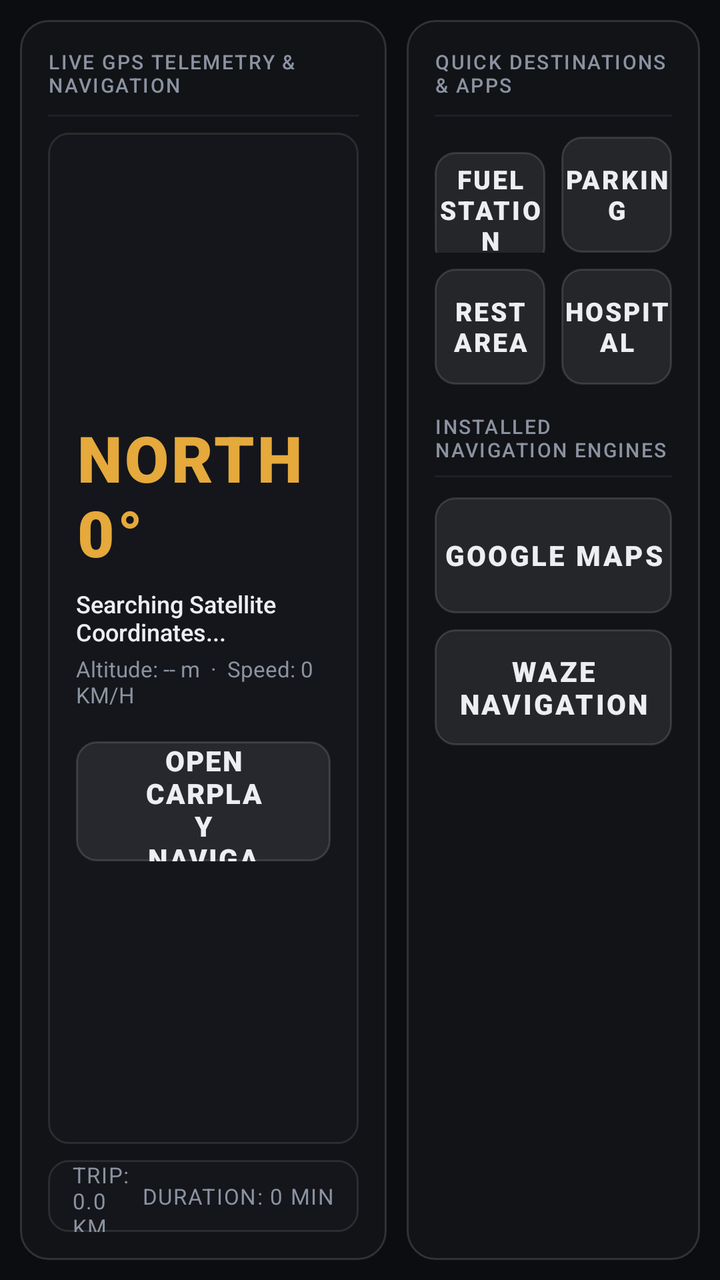
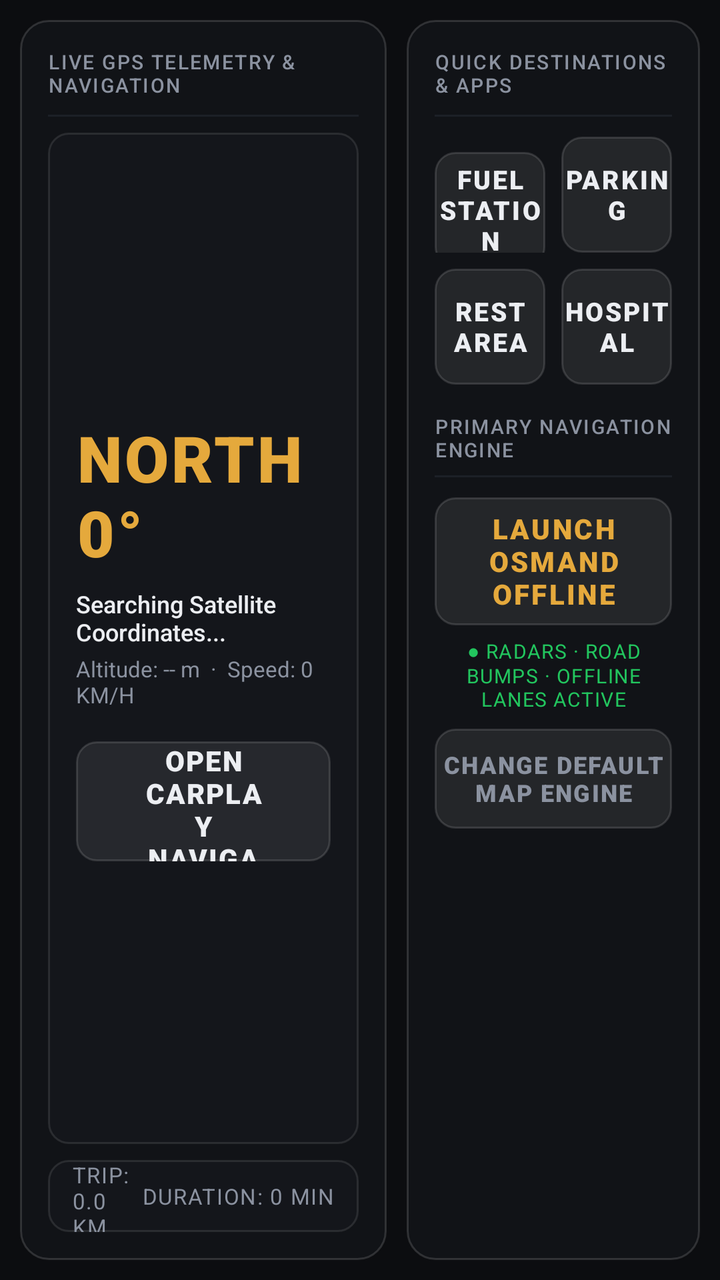

Before-and-after screenshots of an Android layout around one commit, followed by the original layout XML and the change that was made.
<!-- AndroidManifest.xml: application theme Theme.ApexDrive -->
<!-- res/layout/view_maps.xml -->
<?xml version="1.0" encoding="utf-8"?>
<LinearLayout xmlns:android="http://schemas.android.com/apk/res/android"
    android:layout_width="match_parent"
    android:layout_height="match_parent"
    android:orientation="horizontal"
    android:padding="10dp">

    
    <LinearLayout
        android:layout_width="0dp"
        android:layout_height="match_parent"
        android:layout_weight="1.25"
        android:orientation="vertical"
        android:background="@drawable/bg_panel"
        android:padding="14dp">

        
        <LinearLayout
            android:layout_width="match_parent"
            android:layout_height="wrap_content"
            android:orientation="horizontal"
            android:gravity="center_vertical">

            <TextView
                android:layout_width="wrap_content"
                android:layout_height="wrap_content"
                android:text="LIVE GPS TELEMETRY &amp; NAVIGATION"
                android:textColor="@color/cockpit_text_secondary"
                android:textSize="10sp"
                android:fontFamily="sans-serif-medium"
                android:letterSpacing="0.08" />

            <View
                android:layout_width="0dp"
                android:layout_height="1dp"
                android:layout_weight="1" />

            <TextView
                android:id="@+id/tvNavAccuracy"
                android:layout_width="wrap_content"
                android:layout_height="wrap_content"
                android:background="@drawable/bg_card_inner"
                android:paddingStart="8dp"
                android:paddingEnd="8dp"
                android:paddingTop="2dp"
                android:paddingBottom="2dp"
                android:text="● 3D Fix · ±3m"
                android:textColor="@color/status_active"
                android:textSize="10sp"
                android:fontFamily="sans-serif-bold" />
        </LinearLayout>

        <View
            android:layout_width="match_parent"
            android:layout_height="1dp"
            android:layout_marginTop="8dp"
            android:background="@color/cockpit_surface_border_subtle" />

        
        <LinearLayout
            android:layout_width="match_parent"
            android:layout_height="0dp"
            android:layout_weight="1"
            android:layout_marginTop="8dp"
            android:orientation="vertical"
            android:gravity="center"
            android:background="@drawable/bg_card_inner"
            android:padding="14dp">

            <TextView
                android:id="@+id/tvNavHeadingBig"
                android:layout_width="wrap_content"
                android:layout_height="wrap_content"
                android:text="NORTH 0°"
                android:textColor="@color/accent_amber"
                android:textSize="32sp"
                android:fontFamily="sans-serif-black"
                android:letterSpacing="0.04" />

            <TextView
                android:id="@+id/tvNavCoordinates"
                android:layout_width="wrap_content"
                android:layout_height="wrap_content"
                android:layout_marginTop="6dp"
                android:text="Searching Satellite Coordinates..."
                android:textColor="@color/cockpit_text_primary"
                android:textSize="12sp"
                android:fontFamily="sans-serif-medium" />

            <TextView
                android:id="@+id/tvNavAltitude"
                android:layout_width="wrap_content"
                android:layout_height="wrap_content"
                android:layout_marginTop="3dp"
                android:text="Altitude: -- m  ·  Speed: 0 KM/H"
                android:textColor="@color/cockpit_text_secondary"
                android:textSize="11sp"
                android:fontFamily="sans-serif" />

            
            <Button
                android:id="@+id/btnNavCarPlayRoute"
                android:layout_width="wrap_content"
                android:layout_height="60dp"
                android:layout_marginTop="16dp"
                android:background="@drawable/bg_elevated_btn"
                android:text="OPEN CARPLAY NAVIGATION"
                android:textColor="@color/cockpit_text_primary"
                android:textSize="14sp"
                android:fontFamily="sans-serif-black"
                android:letterSpacing="0.05"
                android:paddingStart="32dp"
                android:paddingEnd="32dp" />

        </LinearLayout>

        
        <LinearLayout
            android:layout_width="match_parent"
            android:layout_height="36dp"
            android:layout_marginTop="8dp"
            android:orientation="horizontal"
            android:gravity="center_vertical"
            android:background="@drawable/bg_card_inner"
            android:paddingStart="12dp"
            android:paddingEnd="12dp">

            <TextView
                android:id="@+id/tvNavTripDist"
                android:layout_width="0dp"
                android:layout_height="wrap_content"
                android:layout_weight="1"
                android:text="TRIP: 0.0 KM"
                android:textColor="@color/cockpit_text_secondary"
                android:textSize="11sp"
                android:fontFamily="sans-serif-bold"
                android:letterSpacing="0.05" />

            <TextView
                android:id="@+id/tvNavTripDuration"
                android:layout_width="wrap_content"
                android:layout_height="wrap_content"
                android:text="DURATION: 0 MIN"
                android:textColor="@color/cockpit_text_secondary"
                android:textSize="11sp"
                android:fontFamily="sans-serif-bold"
                android:letterSpacing="0.05" />
        </LinearLayout>

    </LinearLayout>

    
    <View
        android:layout_width="10dp"
        android:layout_height="match_parent" />

    
    <LinearLayout
        android:layout_width="0dp"
        android:layout_height="match_parent"
        android:layout_weight="1"
        android:orientation="vertical"
        android:background="@drawable/bg_panel"
        android:padding="14dp">

        <TextView
            android:layout_width="wrap_content"
            android:layout_height="wrap_content"
            android:text="QUICK DESTINATIONS &amp; APPS"
            android:textColor="@color/cockpit_text_secondary"
            android:textSize="10sp"
            android:fontFamily="sans-serif-medium"
            android:letterSpacing="0.08" />

        <View
            android:layout_width="match_parent"
            android:layout_height="1dp"
            android:layout_marginTop="8dp"
            android:background="@color/cockpit_surface_border_subtle" />

        
        <LinearLayout
            android:layout_width="match_parent"
            android:layout_height="wrap_content"
            android:layout_marginTop="10dp"
            android:orientation="horizontal">

            <Button
                android:id="@+id/btnNavFuel"
                android:layout_width="0dp"
                android:layout_height="58dp"
                android:layout_weight="1"
                android:background="@drawable/bg_elevated_btn"
                android:text="FUEL STATION"
                android:textColor="@color/cockpit_text_primary"
                android:textSize="13sp"
                android:fontFamily="sans-serif-black"
                android:letterSpacing="0.08" />

            <Button
                android:id="@+id/btnNavParking"
                android:layout_width="0dp"
                android:layout_height="58dp"
                android:layout_weight="1"
                android:layout_marginStart="8dp"
                android:background="@drawable/bg_elevated_btn"
                android:text="PARKING"
                android:textColor="@color/cockpit_text_primary"
                android:textSize="13sp"
                android:fontFamily="sans-serif-black"
                android:letterSpacing="0.08" />
        </LinearLayout>

        <LinearLayout
            android:layout_width="match_parent"
            android:layout_height="wrap_content"
            android:layout_marginTop="8dp"
            android:orientation="horizontal">

            <Button
                android:id="@+id/btnNavCoffee"
                android:layout_width="0dp"
                android:layout_height="58dp"
                android:layout_weight="1"
                android:background="@drawable/bg_elevated_btn"
                android:text="REST AREA"
                android:textColor="@color/cockpit_text_primary"
                android:textSize="13sp"
                android:fontFamily="sans-serif-black"
                android:letterSpacing="0.08" />

            <Button
                android:id="@+id/btnNavHospital"
                android:layout_width="0dp"
                android:layout_height="58dp"
                android:layout_weight="1"
                android:layout_marginStart="8dp"
                android:background="@drawable/bg_elevated_btn"
                android:text="HOSPITAL"
                android:textColor="@color/cockpit_text_primary"
                android:textSize="13sp"
                android:fontFamily="sans-serif-black"
                android:letterSpacing="0.08" />
        </LinearLayout>

        <TextView
            android:layout_width="wrap_content"
            android:layout_height="wrap_content"
            android:layout_marginTop="14dp"
            android:text="INSTALLED NAVIGATION ENGINES"
            android:textColor="@color/cockpit_text_secondary"
            android:textSize="10sp"
            android:fontFamily="sans-serif-medium"
            android:letterSpacing="0.08" />

        <View
            android:layout_width="match_parent"
            android:layout_height="1dp"
            android:layout_marginTop="6dp"
            android:background="@color/cockpit_surface_border_subtle" />

        <Button
            android:id="@+id/btnOpenGoogleMaps"
            android:layout_width="match_parent"
            android:layout_height="58dp"
            android:layout_marginTop="10dp"
            android:background="@drawable/bg_elevated_btn"
            android:text="GOOGLE MAPS"
            android:textColor="@color/cockpit_text_primary"
            android:textSize="14sp"
            android:fontFamily="sans-serif-black"
            android:letterSpacing="0.08" />

        <Button
            android:id="@+id/btnOpenWaze"
            android:layout_width="match_parent"
            android:layout_height="58dp"
            android:layout_marginTop="8dp"
            android:background="@drawable/bg_elevated_btn"
            android:text="WAZE NAVIGATION"
            android:textColor="@color/cockpit_text_primary"
            android:textSize="14sp"
            android:fontFamily="sans-serif-black"
            android:letterSpacing="0.08" />

    </LinearLayout>

</LinearLayout>
<!-- resources referenced by this layout -->
<resources>
  <color name="accent_amber">#E5A93C</color>
  <color name="cockpit_surface_border_subtle">#1C2027</color>
  <color name="cockpit_text_primary">#ECEEF2</color>
  <color name="cockpit_text_secondary">#8B92A0</color>
  <color name="status_active">#22C55E</color>
  <!-- drawable bg_card_inner (drawable) -->
  <?xml version="1.0" encoding="utf-8"?>
  <shape xmlns:android="http://schemas.android.com/apk/res/android"
      android:shape="rectangle">
      
      <solid android:color="#77181B22" />
      <stroke
          android:width="1dp"
          android:color="#1AFFFFFF" />
      <corners android:radius="10dp" />
  </shape>
  <!-- drawable bg_elevated_btn (drawable) -->
  <?xml version="1.0" encoding="utf-8"?>
  <selector xmlns:android="http://schemas.android.com/apk/res/android">
      <item android:state_pressed="true">
          <shape android:shape="rectangle">
              <solid android:color="#44FFFFFF" />
              <stroke android:width="1dp" android:color="#66FFFFFF" />
              <corners android:radius="10dp" />
          </shape>
      </item>
      <item android:state_focused="true">
          <shape android:shape="rectangle">
              <solid android:color="#33FFFFFF" />
              <stroke android:width="1dp" android:color="#55FFFFFF" />
              <corners android:radius="10dp" />
          </shape>
      </item>
      <item>
          <shape android:shape="rectangle">
              <solid android:color="#14FFFFFF" />
              <stroke android:width="1dp" android:color="#22FFFFFF" />
              <corners android:radius="10dp" />
          </shape>
      </item>
  </selector>
  <!-- drawable bg_panel (drawable) -->
  <?xml version="1.0" encoding="utf-8"?>
  <shape xmlns:android="http://schemas.android.com/apk/res/android"
      android:shape="rectangle">
      
      <solid android:color="#E8121419" />
      <stroke
          android:width="1dp"
          android:color="#24FFFFFF" />
      <corners android:radius="14dp" />
  </shape>
  <style name="Theme.ApexDrive" parent="Theme.AppCompat.NoActionBar">
          <item name="android:windowBackground">@color/cockpit_surface_base</item>
          <item name="android:statusBarColor">@color/cockpit_surface_panel</item>
          <item name="android:navigationBarColor">@color/cockpit_surface_base</item>
          <item name="android:windowNoTitle">true</item>
          <item name="android:windowFullscreen">true</item>
          <item name="android:colorBackground">@color/cockpit_surface_base</item>
      </style>
  <color name="cockpit_surface_base">#0C0D10</color>
  <color name="cockpit_surface_panel">#13151A</color>
</resources>

<!-- the commit's change to res/layout/view_maps.xml (unified diff, before → after) -->
@@ -247,7 +247,7 @@
             android:layout_width="wrap_content"
             android:layout_height="wrap_content"
             android:layout_marginTop="14dp"
-            android:text="INSTALLED NAVIGATION ENGINES"
+            android:text="PRIMARY NAVIGATION ENGINE"
             android:textColor="@color/cockpit_text_secondary"
             android:textSize="10sp"
             android:fontFamily="sans-serif-medium"
@@ -259,29 +259,42 @@
             android:layout_marginTop="6dp"
             android:background="@color/cockpit_surface_border_subtle" />
 
+        
         <Button
-            android:id="@+id/btnOpenGoogleMaps"
-            android:layout_width="match_parent"
-            android:layout_height="58dp"
+            android:id="@+id/btnOpenOsmAnd"
+            android:layout_width="match_parent"
+            android:layout_height="64dp"
             android:layout_marginTop="10dp"
             android:background="@drawable/bg_elevated_btn"
-            android:text="GOOGLE MAPS"
-            android:textColor="@color/cockpit_text_primary"
+            android:text="LAUNCH OSMAND OFFLINE"
+            android:textColor="@color/accent_amber"
             android:textSize="14sp"
             android:fontFamily="sans-serif-black"
             android:letterSpacing="0.08" />
 
+        <TextView
+            android:id="@+id/tvMapStatusBadge"
+            android:layout_width="match_parent"
+            android:layout_height="wrap_content"
+            android:layout_marginTop="6dp"
+            android:gravity="center"
+            android:text="● RADARS · ROAD BUMPS · OFFLINE LANES ACTIVE"
+            android:textColor="@color/status_active"
+            android:textSize="10sp"
+            android:fontFamily="sans-serif-bold"
+            android:letterSpacing="0.05" />
+
         <Button
-            android:id="@+id/btnOpenWaze"
-            android:layout_width="match_parent"
-            android:layout_height="58dp"
+            android:id="@+id/btnChooseMapApp"
+            android:layout_width="match_parent"
+            android:layout_height="50dp"
             android:layout_marginTop="8dp"
             android:background="@drawable/bg_elevated_btn"
-            android:text="WAZE NAVIGATION"
-            android:textColor="@color/cockpit_text_primary"
-            android:textSize="14sp"
+            android:text="CHANGE DEFAULT MAP ENGINE"
+            android:textColor="@color/cockpit_text_secondary"
+            android:textSize="12sp"
             android:fontFamily="sans-serif-black"
-            android:letterSpacing="0.08" />
+            android:letterSpacing="0.06" />
 
     </LinearLayout>
 
